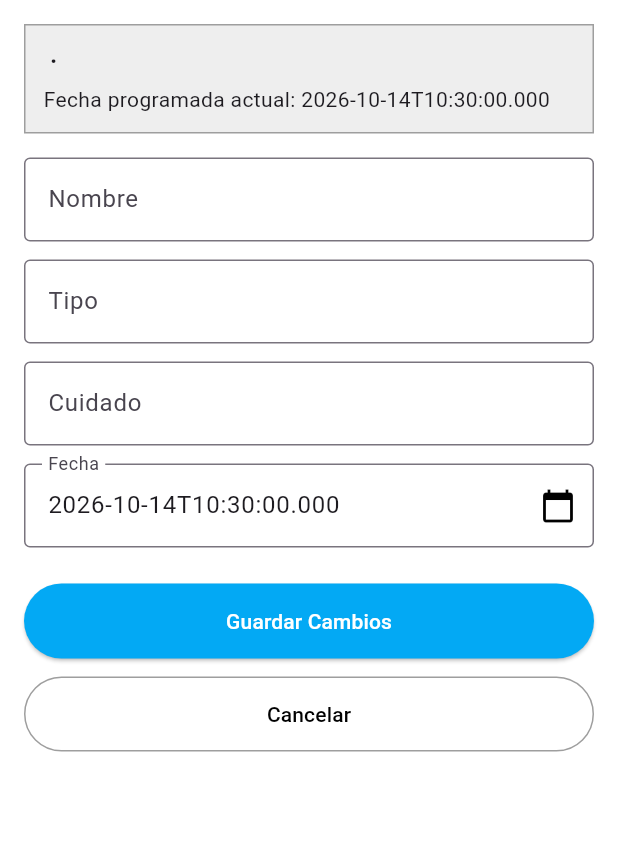
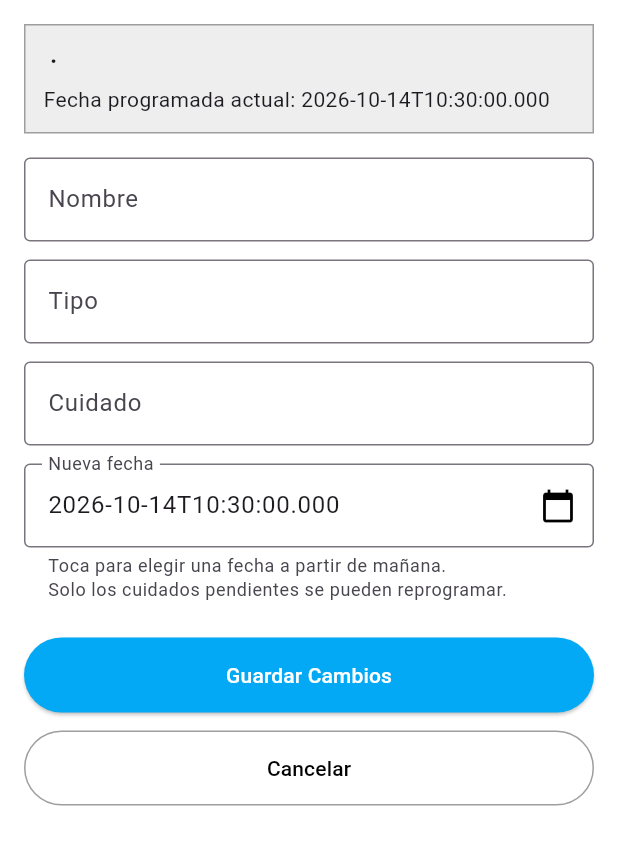
Before and after one commit to GaboTex2004/Project2-IHC, a Flutter app: the EditarMascotaScreen screen opened directly with empty values, on a phone screen of 412 x 824 dp, the part 84-949 px from its top. Run offline on Flutter 3.47's test engine with Material 3 defaults, Android fonts, the phone set to English and light mode, and no system bars; our stand-ins replace shared_preferences; accounts and stored records are empty.

Commit message:
H10: agrega texto de ayuda en el campo de nueva fecha (#15)

```diff
--- a/frontend/lib/features/mascotas/screens/editar_mascota_screen.dart
+++ b/frontend/lib/features/mascotas/screens/editar_mascota_screen.dart
@@ -161,7 +161,10 @@ class _EditarMascotaScreenState extends State<EditarMascotaScreen> {
               readOnly: true,
               onTap: () => _seleccionarFecha(context),
               decoration: InputDecoration(
-                labelText: "Fecha",
+                labelText: "Nueva fecha",
+                helperText:
+                    "Toca para elegir una fecha a partir de mañana.\nSolo los cuidados pendientes se pueden reprogramar.",
+                helperMaxLines: 2,
                 border: OutlineInputBorder(),
                 suffixIcon: Icon(Icons.calendar_today, color: Colors.black),
               ),
```
